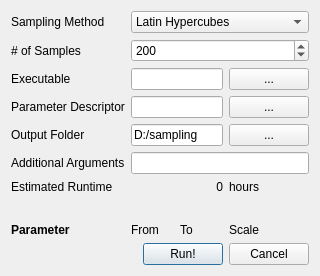
Before: the Qt Designer form modules/GEMSe/samplingSettings.ui in 3dct/open_iA, drawn with Qt 5.
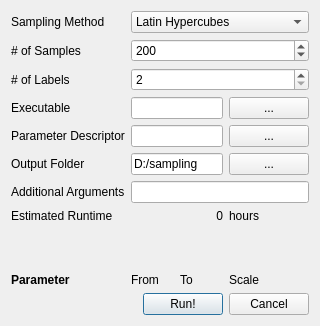
After: the same form once the commit is applied.

Commit message: GEMSe: Use label count instead of seed file

Patch:
```diff
--- a/modules/GEMSe/samplingSettings.ui
+++ b/modules/GEMSe/samplingSettings.ui
@@ -7,14 +7,14 @@
     <x>0</x>
     <y>0</y>
     <width>320</width>
-    <height>276</height>
+    <height>326</height>
    </rect>
   </property>
   <property name="windowTitle">
    <string>Sampling Settings</string>
   </property>
   <layout class="QGridLayout" name="gridLayout">
-   <item row="16" column="2">
+   <item row="17" column="2">
     <spacer name="verticalSpacer">
      <property name="orientation">
       <enum>Qt::Vertical</enum>
@@ -27,7 +27,7 @@
      </property>
     </spacer>
    </item>
-   <item row="17" column="0">
+   <item row="18" column="0">
     <widget class="QLabel" name="label_4">
      <property name="text">
       <string>&lt;html&gt;&lt;head/&gt;&lt;body&gt;&lt;p&gt;&lt;span style=&quot; font-weight:600;&quot;&gt;Parameter&lt;/span&gt;&lt;/p&gt;&lt;/body&gt;&lt;/html&gt;</string>
@@ -37,14 +37,14 @@
      </property>
     </widget>
    </item>
-   <item row="12" column="0">
+   <item row="13" column="0">
     <widget class="QLabel" name="label_12">
      <property name="text">
       <string>Estimated Runtime</string>
      </property>
     </widget>
    </item>
-   <item row="7" column="0">
+   <item row="8" column="0">
     <widget class="QLabel" name="label_8">
      <property name="text">
       <string>Output Folder</string>
@@ -58,14 +58,14 @@
      </property>
     </widget>
    </item>
-   <item row="4" column="0">
+   <item row="5" column="0">
     <widget class="QLabel" name="label_3">
      <property name="text">
       <string>Executable</string>
      </property>
     </widget>
    </item>
-   <item row="5" column="0">
+   <item row="6" column="0">
     <widget class="QLabel" name="label_2">
      <property name="text">
       <string>Parameter Descriptor</string>
@@ -79,49 +79,49 @@
      </property>
     </widget>
    </item>
-   <item row="17" column="1">
+   <item row="18" column="1">
     <widget class="QLabel" name="label_5">
      <property name="text">
       <string>From</string>
      </property>
     </widget>
    </item>
-   <item row="17" column="2">
+   <item row="18" column="2">
     <widget class="QLabel" name="label_6">
      <property name="text">
       <string>To</string>
      </property>
     </widget>
    </item>
-   <item row="17" column="3">
+   <item row="18" column="3">
     <widget class="QLabel" name="label_9">
      <property name="text">
       <string>Scale</string>
      </property>
     </widget>
    </item>
-   <item row="7" column="1" colspan="2">
+   <item row="8" column="1" colspan="2">
     <widget class="QLineEdit" name="leOutputFolder">
      <property name="text">
       <string>D:/sampling</string>
      </property>
     </widget>
    </item>
-   <item row="7" column="3">
+   <item row="8" column="3">
     <widget class="QPushButton" name="pbChooseOutputFolder">
      <property name="text">
       <string>...</string>
      </property>
     </widget>
    </item>
-   <item row="5" column="1" colspan="2">
+   <item row="6" column="1" colspan="2">
     <widget class="QLineEdit" name="leParamDescriptor">
      <property name="text">
       <string/>
      </property>
     </widget>
    </item>
-   <item row="5" column="3">
+   <item row="6" column="3">
     <widget class="QPushButton" name="pbChooseParameterDescriptor">
      <property name="text">
       <string>...</string>
@@ -161,14 +161,14 @@
      </item>
     </widget>
    </item>
-   <item row="12" column="3">
+   <item row="13" column="3">
     <widget class="QLabel" name="label_13">
      <property name="text">
       <string>hours</string>
      </property>
     </widget>
    </item>
-   <item row="12" column="1" colspan="2">
+   <item row="13" column="1" colspan="2">
     <widget class="QLabel" name="lbEstimate">
      <property name="text">
       <string>0</string>
@@ -178,21 +178,21 @@
      </property>
     </widget>
    </item>
-   <item row="4" column="1" colspan="2">
+   <item row="5" column="1" colspan="2">
     <widget class="QLineEdit" name="leExecutable">
      <property name="text">
       <string/>
      </property>
     </widget>
    </item>
-   <item row="4" column="3">
+   <item row="5" column="3">
     <widget class="QPushButton" name="pbChooseExecutable">
      <property name="text">
       <string>...</string>
      </property>
     </widget>
    </item>
-   <item row="23" column="0" colspan="4">
+   <item row="24" column="0" colspan="4">
     <widget class="QWidget" name="wdButtonBar" native="true">
      <layout class="QHBoxLayout" name="horizontalLayout">
       <property name="spacing">
@@ -243,20 +243,37 @@
      </layout>
     </widget>
    </item>
-   <item row="8" column="0">
+   <item row="9" column="0">
     <widget class="QLabel" name="label_7">
      <property name="text">
       <string>Additional Arguments</string>
      </property>
     </widget>
    </item>
-   <item row="8" column="1" colspan="3">
+   <item row="9" column="1" colspan="3">
     <widget class="QLineEdit" name="leAdditionalArguments">
      <property name="text">
       <string/>
      </property>
     </widget>
    </item>
+   <item row="4" column="0">
+    <widget class="QLabel" name="label_10">
+     <property name="text">
+      <string># of Labels</string>
+     </property>
+    </widget>
+   </item>
+   <item row="4" column="1" colspan="3">
+    <widget class="QSpinBox" name="sbLabelCount">
+     <property name="minimum">
+      <number>2</number>
+     </property>
+     <property name="maximum">
+      <number>99999999</number>
+     </property>
+    </widget>
+   </item>
   </layout>
  </widget>
  <tabstops>
```
The commit also changes 9 other files.
